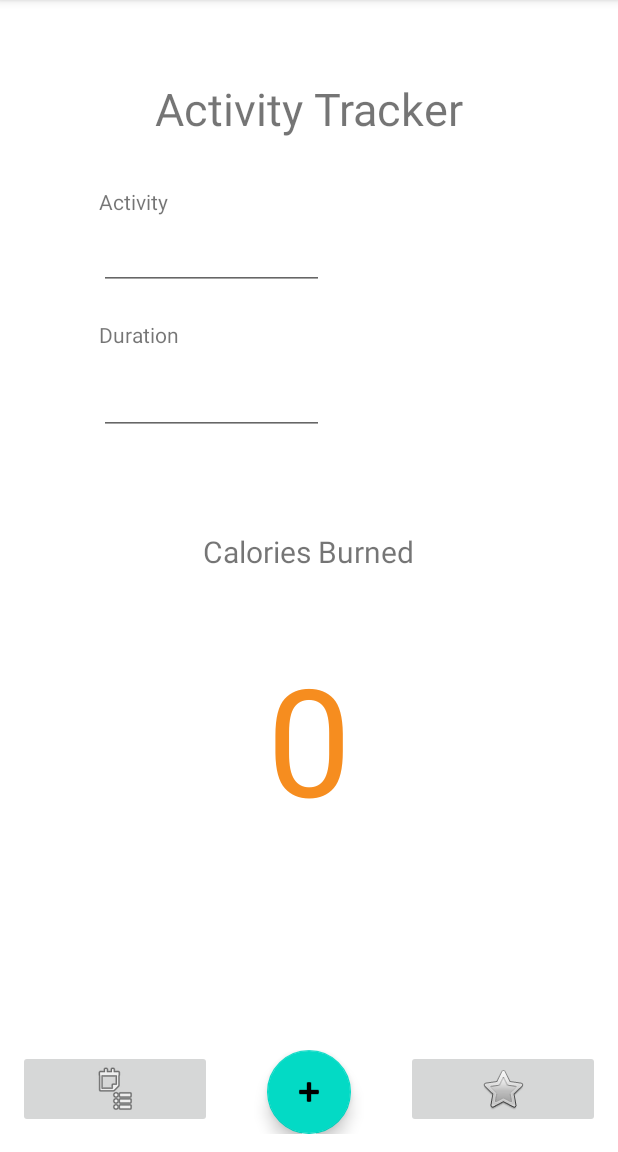
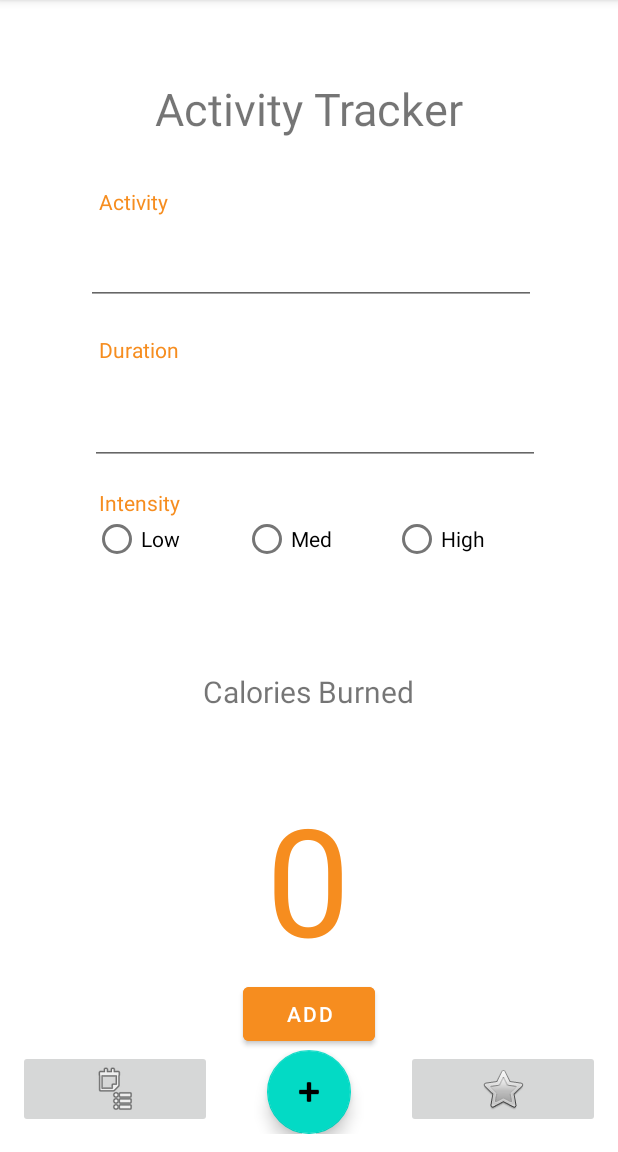
Before and after one commit to ss251/WeFit, an Android app: the AddExerciseFragment screen opened through its navigation route, on a phone screen of 412 x 824 dp, the part 84-1236 px from its top. Run offline under Robolectric (Android 15) with nearby library versions, the phone set to English and light mode, and no system bars.

Commit message:
up to date branch

```diff
--- a/app/build.gradle
+++ b/app/build.gradle
@@ -2,6 +2,7 @@ plugins {
     id 'com.android.application'
     id 'kotlin-android'
     id 'androidx.navigation.safeargs.kotlin'
+    id 'kotlin-parcelize'
 }
 
 android {
--- /dev/null
+++ b/app/src/main/java/edu/uw/ss251/wefit/model/Exercise.kt
@@ -0,0 +1,11 @@
+package edu.uw.ss251.wefit.model
+
+import android.os.Parcelable
+import kotlinx.android.parcel.Parcelize
+
+@Parcelize
+data class Exercise(
+    val name: String,
+    val duration: Int,
+    val intensity: Int // low: 3, med: 5, high: 7
+): Parcelable
--- a/app/src/main/res/layout/fragment_add_exercise.xml
+++ b/app/src/main/res/layout/fragment_add_exercise.xml
@@ -21,14 +21,16 @@
 
     <EditText
         android:id="@+id/editActivityDuration"
-        android:layout_width="150dp"
-        android:layout_height="wrap_content"
+        android:layout_width="300dp"
+        android:layout_height="55dp"
         android:layout_marginTop="12dp"
         android:inputType="number"
         app:layout_constraintEnd_toEndOf="parent"
-        app:layout_constraintHorizontal_bias="0.226"
+        app:layout_constraintHorizontal_bias="0.544"
         app:layout_constraintStart_toStartOf="parent"
-        app:layout_constraintTop_toBottomOf="@id/activityDuration" />
+        app:layout_constraintTop_toBottomOf="@id/activityDuration"
+        app:layout_constraintBottom_toTopOf="@id/intensityTitle"
+        />
 
     <TextView
         android:id="@+id/activityDuration"
@@ -36,6 +38,7 @@
         android:layout_height="wrap_content"
         android:layout_marginTop="20dp"
         android:text="Duration"
+        android:textColor="@color/orange"
         app:layout_constraintEnd_toEndOf="parent"
         app:layout_constraintHorizontal_bias="0.201"
         app:layout_constraintStart_toStartOf="parent"
@@ -43,11 +46,11 @@
 
     <EditText
         android:id="@+id/editActivityName"
-        android:layout_width="150dp"
-        android:layout_height="wrap_content"
+        android:layout_width="300dp"
+        android:layout_height="55dp"
         android:layout_marginTop="4dp"
         app:layout_constraintEnd_toEndOf="parent"
-        app:layout_constraintHorizontal_bias="0.226"
+        app:layout_constraintHorizontal_bias="0.514"
         app:layout_constraintStart_toStartOf="parent"
         app:layout_constraintTop_toBottomOf="@id/activityName" />
 
@@ -57,51 +60,57 @@
         android:layout_height="wrap_content"
         android:layout_marginTop="32dp"
         android:text="Activity"
+        android:textColor="@color/orange"
         app:layout_constraintEnd_toEndOf="parent"
         app:layout_constraintHorizontal_bias="0.201"
         app:layout_constraintStart_toStartOf="parent"
         app:layout_constraintTop_toBottomOf="@id/title" />
 
-<!--    <TextView-->
-<!--        android:id="@+id/intensityTitle"-->
-<!--        android:layout_width="120sp"-->
-<!--        android:layout_height="wrap_content"-->
-<!--        android:text="Intensity"-->
-<!--        app:layout_constraintBottom_toTopOf="@+id/radioGroup"-->
-<!--        app:layout_constraintEnd_toEndOf="parent"-->
-<!--        app:layout_constraintHorizontal_bias="0.201"-->
-<!--        app:layout_constraintStart_toStartOf="parent"-->
-<!--        app:layout_constraintTop_toBottomOf="@+id/editActivityDuration" />-->
+    <TextView
+        android:id="@+id/intensityTitle"
+        android:layout_width="120sp"
+        android:layout_height="wrap_content"
+        android:text="Intensity"
+        android:textColor="@color/orange"
+        android:layout_marginTop="15dp"
+        android:layout_marginBottom="15dp"
+        app:layout_constraintBottom_toTopOf="@+id/radioGroup"
+        app:layout_constraintEnd_toEndOf="parent"
+        app:layout_constraintHorizontal_bias="0.201"
+        app:layout_constraintStart_toStartOf="parent"
+        app:layout_constraintTop_toBottomOf="@+id/editActivityDuration"
+        app:layout_constraintVertical_bias="1.0" />
 
-<!--    <RadioGroup-->
-<!--        android:id="@+id/radioGroup"-->
-<!--        android:layout_width="match_parent"-->
-<!--        android:layout_height="wrap_content"-->
-<!--        app:layout_constraintTop_toBottomOf="@id/editActivityDuration"-->
-<!--        app:layout_constraintBottom_toTopOf="@id/caloriesBurnedTitle"-->
-<!--        android:orientation="horizontal">-->
+    <RadioGroup
+        android:id="@+id/radioGroup"
+        android:layout_width="match_parent"
+        android:layout_marginStart="50dp"
+        android:layout_height="wrap_content"
+        app:layout_constraintTop_toBottomOf="@id/editActivityDuration"
+        app:layout_constraintBottom_toTopOf="@id/caloriesBurnedTitle"
+        android:orientation="horizontal">
 
-<!--        <RadioButton-->
-<!--            android:id="@+id/lowIntensity"-->
-<!--            android:layout_width="137dp"-->
-<!--            android:layout_height="wrap_content"-->
-<!--            android:onClick="onRadioButtonClicked"-->
-<!--            android:text="Low" />-->
+        <RadioButton
+            android:id="@+id/lowIntensity"
+            android:layout_width="100dp"
+            android:layout_height="wrap_content"
+            android:onClick="onRadioButtonClicked"
+            android:text="Low" />
 
-<!--        <RadioButton-->
-<!--            android:id="@+id/medIntensity"-->
-<!--            android:layout_width="148dp"-->
-<!--            android:layout_height="wrap_content"-->
-<!--            android:onClick="onRadioButtonClicked"-->
-<!--            android:text="Med" />-->
+        <RadioButton
+            android:id="@+id/medIntensity"
+            android:layout_width="100dp"
+            android:layout_height="wrap_content"
+            android:onClick="onRadioButtonClicked"
+            android:text="Med" />
 
-<!--        <RadioButton-->
-<!--            android:id="@+id/highIntensity"-->
-<!--            android:layout_width="114dp"-->
-<!--            android:layout_height="wrap_content"-->
-<!--            android:onClick="onRadioButtonClicked"-->
-<!--            android:text="High" />-->
-<!--    </RadioGroup>-->
+        <RadioButton
+            android:id="@+id/highIntensity"
+            android:layout_width="100dp"
+            android:layout_height="wrap_content"
+            android:onClick="onRadioButtonClicked"
+            android:text="High" />
+    </RadioGroup>
 
 
     <TextView
@@ -111,10 +120,11 @@
         android:layout_marginTop="64dp"
         android:text="Calories Burned"
         android:textSize="20sp"
+        app:layout_constraintBottom_toTopOf="@id/caloriesBurned"
         app:layout_constraintEnd_toEndOf="parent"
         app:layout_constraintHorizontal_bias="0.498"
         app:layout_constraintStart_toStartOf="parent"
-        app:layout_constraintTop_toBottomOf="@+id/editActivityDuration" />
+        app:layout_constraintTop_toBottomOf="@+id/radioGroup" />
 
     <TextView
         android:id="@+id/caloriesBurned"
@@ -122,19 +132,22 @@
         android:layout_height="wrap_content"
         android:layout_marginTop="44dp"
         android:text="0"
+        android:textColor="@color/orange"
         android:textSize="100sp"
         android:visibility="visible"
-        android:textColor="@color/orange"
+        app:layout_constraintBottom_toTopOf="@id/add"
         app:layout_constraintEnd_toEndOf="parent"
+        app:layout_constraintHorizontal_bias="0.498"
         app:layout_constraintStart_toStartOf="parent"
-        app:layout_constraintTop_toBottomOf="@id/caloriesBurnedTitle"
-        />
+        app:layout_constraintTop_toBottomOf="@id/caloriesBurnedTitle" />
 
     <Button
+        android:id="@+id/add"
         android:layout_width="wrap_content"
         android:layout_height="wrap_content"
         android:text="Add"
-        android:visibility="invisible"
+        android:visibility="visible"
+        android:backgroundTint="@color/orange"
         app:layout_constraintBottom_toBottomOf="parent"
         app:layout_constraintEnd_toEndOf="parent"
         app:layout_constraintStart_toStartOf="parent"
```
